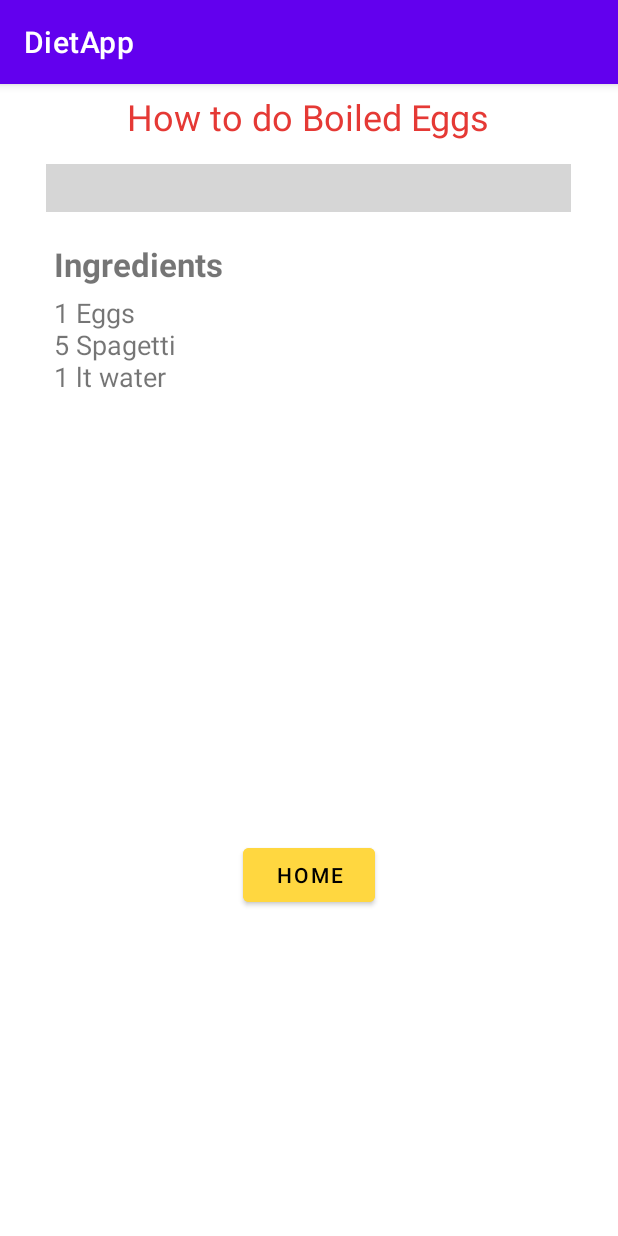
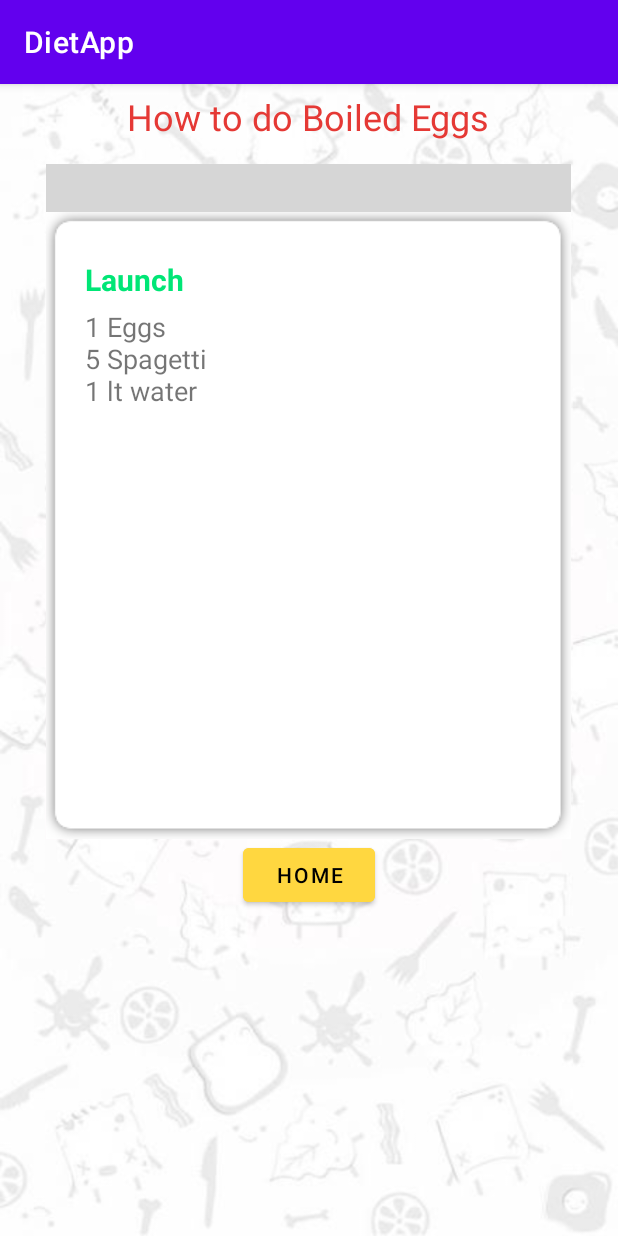
Before and after one commit to brluzn/dietapp, an Android app: the DetailsActivity screen opened directly, with no data from a screen before it, on a phone screen of 412 x 824 dp. Run offline under Robolectric (Android 15) with nearby library versions, the phone set to English and light mode, and no system bars; our stand-ins replace Firebase (no records; nobody signed in at launch, a user with empty details on screens opened directly); plain views replace YouTubePlayerView; grey boxes are pictures that could not be loaded.

Commit message:
currentdate ok  14.05.2021 20:30

```diff
--- a/app/src/main/java/com/example/dietapp/Activities/DetailsActivity.java
+++ b/app/src/main/java/com/example/dietapp/Activities/DetailsActivity.java
@@ -26,6 +26,7 @@ public class DetailsActivity extends AppCompatActivity {
     Button btn;
     TextView recipe_title;
     TextView recipe;
+    TextView details_time;
     @Override
     protected void onCreate(Bundle savedInstanceState) {
         super.onCreate(savedInstanceState);
@@ -33,6 +34,7 @@ public class DetailsActivity extends AppCompatActivity {
 
         recipe_title=findViewById(R.id.recipe_title);
         recipe=findViewById(R.id.recipe);
+        details_time=findViewById(R.id.details_time);
         btn=findViewById(R.id.btn_home);
 
         Bundle data=getIntent().getExtras();
@@ -69,6 +71,7 @@ public class DetailsActivity extends AppCompatActivity {
 
                 if (m1!=null){
                     recipe.setText(m1.menu);
+                    details_time.setText(time);
                 }
 
 
--- a/app/src/main/res/layout/activity_details.xml
+++ b/app/src/main/res/layout/activity_details.xml
@@ -6,6 +6,7 @@
     android:layout_width="match_parent"
     android:layout_height="match_parent"
     android:orientation="vertical"
+    android:background="@drawable/bg"
     tools:context=".Activities.DetailsActivity">
 
     <TextView
@@ -20,6 +21,7 @@
         android:textColor="@color/red"
         />
 
+
     <LinearLayout
         android:layout_width="350dp"
         android:layout_height="450dp"
@@ -30,19 +32,32 @@
             android:id="@+id/youtube_player_view"
             android:layout_width="match_parent"
             android:layout_height="wrap_content"
+            android:padding="5dp"
 
             app:videoId="S0Q4gqBUs7c"
             app:autoPlay="false"
             app:showFullScreenButton="false" />
 
+         <LinearLayout
+
+                        android:layout_width="match_parent"
+                        android:layout_height="match_parent"
+                        android:orientation="vertical"
+                        android:background="@drawable/shadow_2341"
+
+
+                        >
                         <TextView
-            android:layout_width="wrap_content"
+                            android:id="@+id/details_time"
+                            android:layout_width="match_parent"
                             android:layout_height="wrap_content"
-            android:text="Ingredients"
+                            android:text="Launch"
+                            android:textColor="@color/green"
                             android:textStyle="bold"
-            android:textSize="22sp"
-            android:paddingLeft="5dp"
-            android:layout_marginTop="20dp"
+                            android:paddingLeft="20dp"
+                            android:paddingTop="25dp"
+                            android:textSize="20sp"
+
                             />
 
                          <TextView
@@ -52,9 +67,10 @@
                              android:text="1 Eggs\n5 Spagetti\n1 lt water"
                              android:textSize="18sp"
 
-            android:padding="5dp"
-
+                             android:paddingTop="5dp"
+                             android:paddingLeft="20dp"
                              />
+         </LinearLayout>
 
     </LinearLayout>
     <Button
```
Lines whose indentation alone changed are shown as unchanged.
